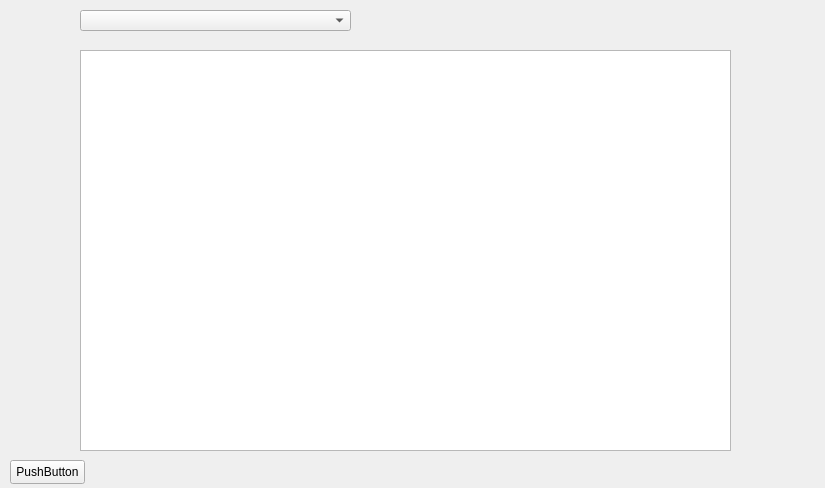
The window that ui/ui.ui (Wester35/KP) describes before a commit, drawn with Qt 5.
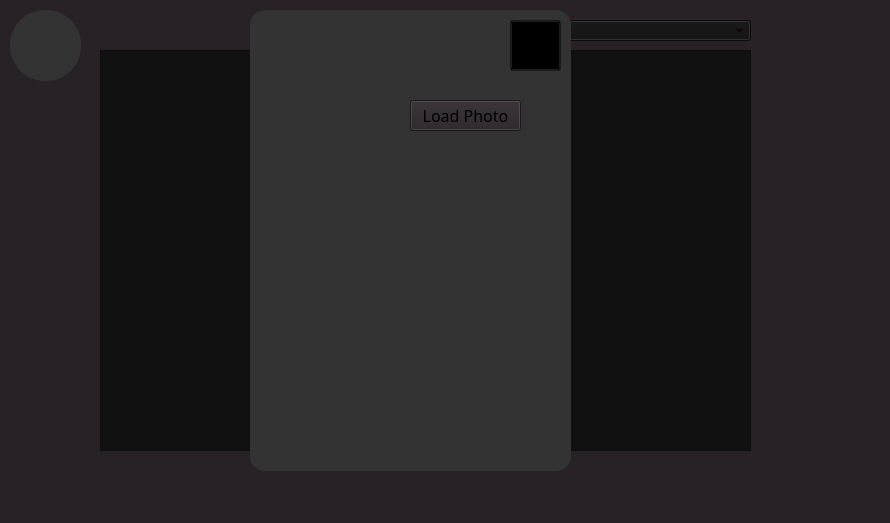
The same window after the commit.

Commit message: add frame to main window

What changed in the file:
```diff
--- a/ui/ui.ui
+++ b/ui/ui.ui
@@ -6,18 +6,49 @@
    <rect>
     <x>0</x>
     <y>0</y>
-    <width>825</width>
-    <height>488</height>
+    <width>890</width>
+    <height>523</height>
    </rect>
   </property>
   <property name="windowTitle">
    <string>Student</string>
   </property>
+  <property name="styleSheet">
+   <string notr="true">*{
+font-size: 16px;
+font-family: century gothic;
+}
+#profileButton{
+border-radius:35px;
+background-color:#333
+}
+#profileButton:pushed{
+background-color: #483D8B;
+}
+#closeButton{
+background: transparent;
+
+}
+#frame{
+border-radius:15px;
+background-color:#333;
+}
+
+QWidget{
+background-color:#282226
+}
+#tableView{
+background-color:#111
+}
+#comboBox{
+background-color:#111
+}</string>
+  </property>
   <widget class="QComboBox" name="comboBox">
    <property name="geometry">
     <rect>
-     <x>80</x>
-     <y>10</y>
+     <x>480</x>
+     <y>20</y>
      <width>271</width>
      <height>21</height>
     </rect>
@@ -26,26 +57,68 @@
   <widget class="QTableView" name="tableView">
    <property name="geometry">
     <rect>
-     <x>80</x>
+     <x>100</x>
      <y>50</y>
      <width>651</width>
      <height>401</height>
     </rect>
    </property>
   </widget>
-  <widget class="QPushButton" name="pushButton">
+  <widget class="QPushButton" name="profileButton">
    <property name="geometry">
     <rect>
      <x>10</x>
-     <y>460</y>
-     <width>75</width>
-     <height>24</height>
+     <y>10</y>
+     <width>71</width>
+     <height>71</height>
     </rect>
    </property>
    <property name="text">
-    <string>PushButton</string>
+    <string/>
    </property>
   </widget>
+  <widget class="QFrame" name="frame">
+   <property name="geometry">
+    <rect>
+     <x>250</x>
+     <y>10</y>
+     <width>321</width>
+     <height>461</height>
+    </rect>
+   </property>
+   <property name="frameShape">
+    <enum>QFrame::Shape::StyledPanel</enum>
+   </property>
+   <property name="frameShadow">
+    <enum>QFrame::Shadow::Raised</enum>
+   </property>
+   <widget class="QPushButton" name="pushButton">
+    <property name="geometry">
+     <rect>
+      <x>160</x>
+      <y>90</y>
+      <width>111</width>
+      <height>31</height>
+     </rect>
+    </property>
+    <property name="text">
+     <string>Load Photo</string>
+    </property>
+   </widget>
+   <widget class="QPushButton" name="closeButton">
+    <property name="geometry">
+     <rect>
+      <x>260</x>
+      <y>10</y>
+      <width>51</width>
+      <height>51</height>
+     </rect>
+    </property>
+    <property name="text">
+     <string/>
+    </property>
+   </widget>
+  </widget>
  </widget>
  <resources/>
  <connections/>
```
The commit also changes 3 other files.
